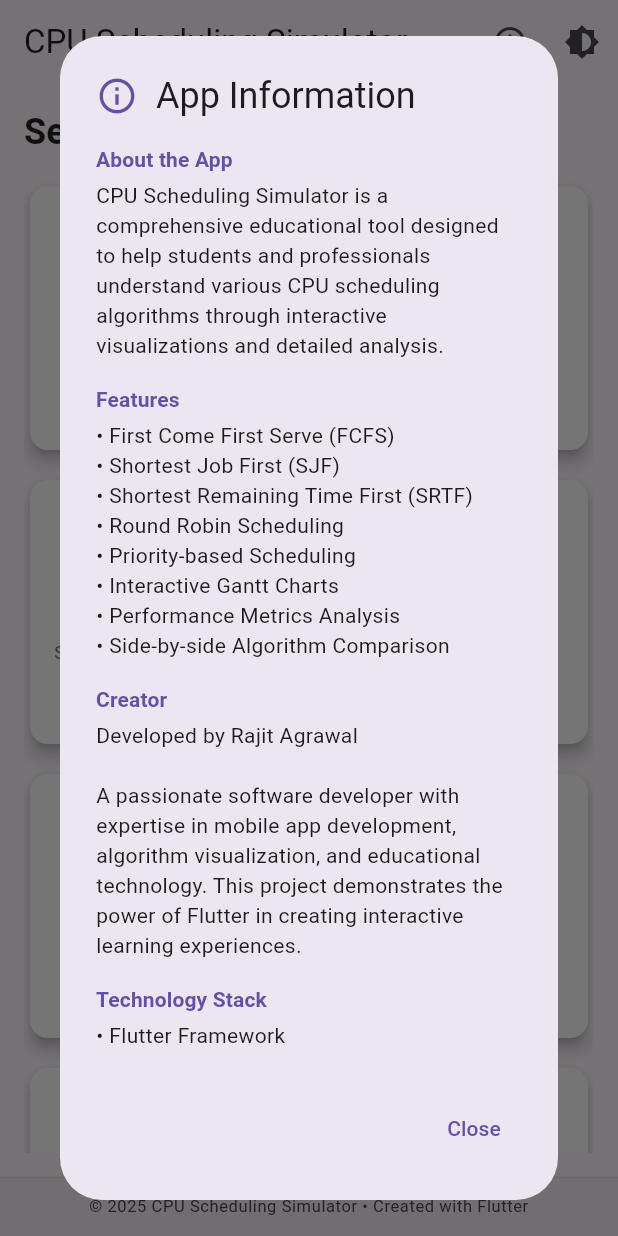
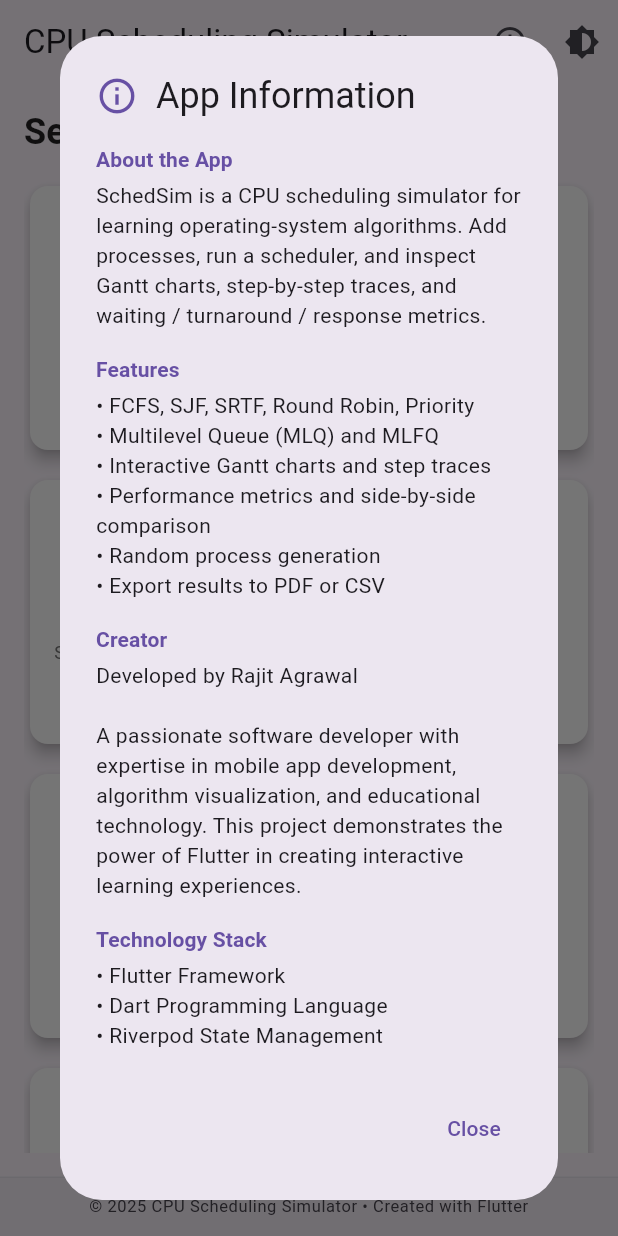
Before and after one commit to Arrkkkk/schedsim, a Flutter app: the screen it shows after launch, after a tap on the "info outline" icon, on a phone screen of 412 x 824 dp. Run offline on Flutter 3.47's test engine with Material 3 defaults, Android fonts, the phone set to English and light mode, and no system bars; our stand-ins replace csv, fl_chart, flutter_riverpod, pdf.

Commit message:
Document SchedSim as a CPU scheduling simulator.
Replace the default Flutter README and about copy so the repo and in-app info describe algorithms, usage, and how to run the project.

Co-authored-by: Cursor <cursoragent@cursor.com>

```diff
--- a/lib/widgets/app_info_dialog.dart
+++ b/lib/widgets/app_info_dialog.dart
@@ -25,13 +25,13 @@ class AppInfoDialog extends StatelessWidget {
             _buildInfoSection(
               context,
               'About the App',
-              'CPU Scheduling Simulator is a comprehensive educational tool designed to help students and professionals understand various CPU scheduling algorithms through interactive visualizations and detailed analysis.',
+              'SchedSim is a CPU scheduling simulator for learning operating-system algorithms. Add processes, run a scheduler, and inspect Gantt charts, step-by-step traces, and waiting / turnaround / response metrics.',
             ),
             const SizedBox(height: 16),
             _buildInfoSection(
               context,
               'Features',
-              '• First Come First Serve (FCFS)\n• Shortest Job First (SJF)\n• Shortest Remaining Time First (SRTF)\n• Round Robin Scheduling\n• Priority-based Scheduling\n• Interactive Gantt Charts\n• Performance Metrics Analysis\n• Side-by-side Algorithm Comparison',
+              '• FCFS, SJF, SRTF, Round Robin, Priority\n• Multilevel Queue (MLQ) and MLFQ\n• Interactive Gantt charts and step traces\n• Performance metrics and side-by-side comparison\n• Random process generation\n• Export results to PDF or CSV',
             ),
             const SizedBox(height: 16),
             _buildInfoSection(
--- a/pubspec.yaml
+++ b/pubspec.yaml
@@ -1,5 +1,5 @@
 name: schedsim
-description: "A new Flutter project."
+description: "Interactive CPU scheduling simulator with Gantt charts, metrics, and algorithm comparison."
 # The following line prevents the package from being accidentally published to
 # pub.dev using `flutter pub publish`. This is preferred for private packages.
 publish_to: 'none' # Remove this line if you wish to publish to pub.dev
```
Also changed, not shown: 2 other files.
